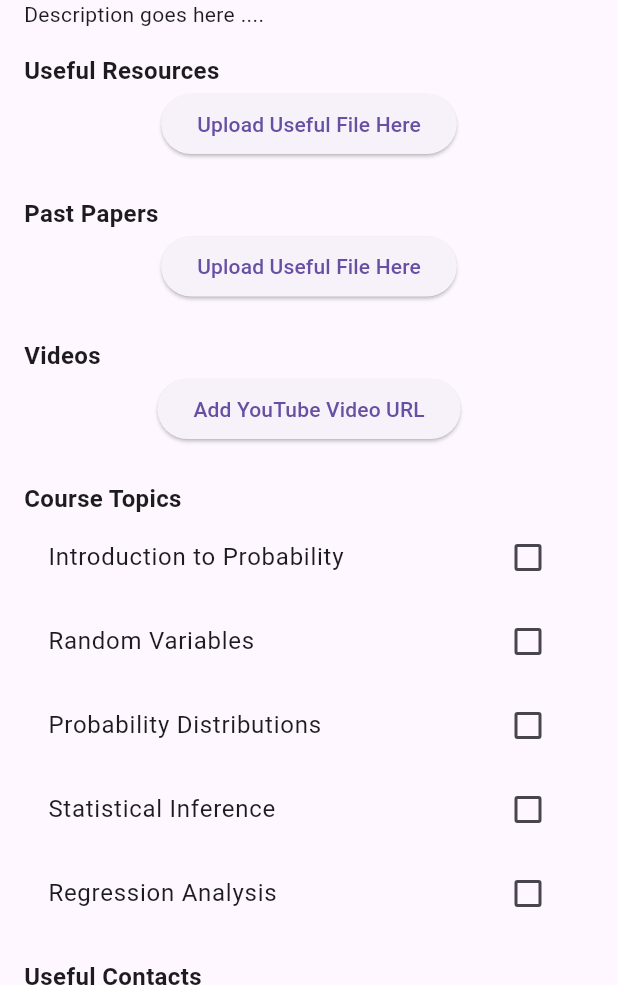
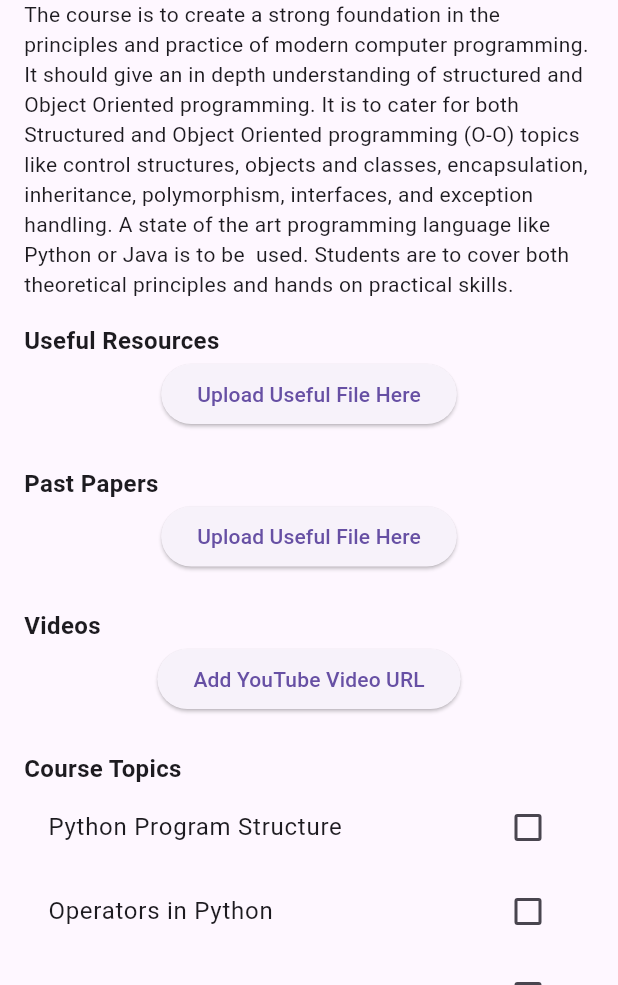
Before and after one commit to MartinWilliamBusinge/virtuallearningapp, a Flutter app: the OOPPage screen opened directly, on a phone screen of 412 x 824 dp, the part 251-1236 px from its top. Run offline on Flutter 3.47's test engine with Material 3 defaults, Android fonts, the phone set to English and light mode, and no system bars; our stand-ins replace cloud_firestore, confetti, dio, file_picker, firebase_auth, firebase_core and 8 more; accounts and stored records are empty.

Commit message:
small course changes

```diff
--- a/lib/course_pages/communication_skills_page.dart
+++ b/lib/course_pages/communication_skills_page.dart
@@ -25,11 +25,11 @@ class _CommunicationSkillsPageState
 
   Map<String, bool> topicCompletion = {};
   List<String> topics = [
-    "Introduction to Probability",
-    "Random Variables",
-    "Probability Distributions",
-    "Statistical Inference",
-    "Regression Analysis",
+    "Aims",
+    "Learning Outcomes",
+    "Teaching and Learning Pattern",
+    "Indicative Content",
+    "The Writing Process",
   ];
 
   late Future<void> _loadTopicCompletionFuture;
@@ -291,7 +291,7 @@ class _CommunicationSkillsPageState
       children: [
         ListTile(
           title: const Text('Lecturer'),
-          subtitle: const Text('Dr. John Ngubiri'),
+          subtitle: const Text('Mrs. Katushemererwe Fildah \n '),
           trailing: const Icon(Icons.contact_phone),
           onTap: () {
             // Handle contact action
@@ -349,8 +349,8 @@ class _CommunicationSkillsPageState
                           TextStyle(fontSize: 16, fontWeight: FontWeight.bold),
                     ),
                     const Text(
-                      'Description goes here ....',
-                      style: TextStyle(fontSize: 14),
+                      'This course provides students with skills of effective communication. Emphasis is provided on communications in today’s business environment that has increasingly been shaped by Information technology. Students will be taught how to effectively communicate technical information to lay audiences using oral, written and non-verbal communication.',
+                      style: TextStyle(fontSize: 18),
                     ),
                     const SizedBox(height: 16),
                     const Text(
--- a/lib/course_pages/computer_architecture_page.dart
+++ b/lib/course_pages/computer_architecture_page.dart
@@ -25,11 +25,14 @@ class _ComputerArchitecturePageState
 
   Map<String, bool> topicCompletion = {};
   List<String> topics = [
-    "Introduction to Probability",
-    "Random Variables",
-    "Probability Distributions",
-    "Statistical Inference",
-    "Regression Analysis",
+    "Basic Concepts and Computer Evolution",
+    "Performance Issues",
+    "Number Systems",
+    "Computer Arithmetic",
+    "Digital Logic",
+    "Data Manipulation",
+    "Computer Evolution",
+    "Top Level View of Computing"
   ];
 
   late Future<void> _loadTopicCompletionFuture;
@@ -291,7 +294,7 @@ class _ComputerArchitecturePageState
       children: [
         ListTile(
           title: const Text('Lecturer'),
-          subtitle: const Text('Dr. John Ngubiri'),
+          subtitle: const Text('Mrs. Barbrah'),
           trailing: const Icon(Icons.contact_phone),
           onTap: () {
             // Handle contact action
@@ -349,7 +352,7 @@ class _ComputerArchitecturePageState
                           TextStyle(fontSize: 16, fontWeight: FontWeight.bold),
                     ),
                     const Text(
-                      'Description goes here ....',
+                      'This course introduces the logical architecture and organization of computer systems. It highlights the lower end operations in a typical computer as well as the way computers manage their resources during operation. The course opens up a student to be an informed user of the computer rather than a passive recipient of the computer services.',
                       style: TextStyle(fontSize: 14),
                     ),
                     const SizedBox(height: 16),
--- a/lib/course_pages/computer_networks_page.dart
+++ b/lib/course_pages/computer_networks_page.dart
@@ -291,7 +291,7 @@ class _ComputerNetworksPageState
       children: [
         ListTile(
           title: const Text('Lecturer'),
-          subtitle: const Text('Dr. John Ngubiri'),
+          subtitle: const Text('Mr. Tonny Bulega'),
           trailing: const Icon(Icons.contact_phone),
           onTap: () {
             // Handle contact action
--- a/lib/course_pages/data_structures_page.dart
+++ b/lib/course_pages/data_structures_page.dart
@@ -25,11 +25,11 @@ class _DataStructuresPageState
 
   Map<String, bool> topicCompletion = {};
   List<String> topics = [
-    "Introduction to Probability",
-    "Random Variables",
-    "Probability Distributions",
-    "Statistical Inference",
-    "Regression Analysis",
+    "PriorityQueuesHeaps",
+    "Sorting",
+    "StacksQueues",
+    "Algorithms",
+    "Bubble Sort",
   ];
 
   late Future<void> _loadTopicCompletionFuture;
@@ -291,7 +291,7 @@ class _DataStructuresPageState
       children: [
         ListTile(
           title: const Text('Lecturer'),
-          subtitle: const Text('Dr. John Ngubiri'),
+          subtitle: const Text('Mr.Kizito Jona & Mr. Kalyango'),
           trailing: const Icon(Icons.contact_phone),
           onTap: () {
             // Handle contact action
@@ -349,7 +349,7 @@ class _DataStructuresPageState
                           TextStyle(fontSize: 16, fontWeight: FontWeight.bold),
                     ),
                     const Text(
-                      'Description goes here ....',
+                      'The course gives students a firm foundation on data structures and algorithms. This course trains students on systematic analysis and design of algorithms. It emphasizes the marriage between data structures and algorithms that is unbreakable and how one supports the other in the efforts to produce effiently effective software solutions for civilization today.',
                       style: TextStyle(fontSize: 14),
                     ),
                     const SizedBox(height: 16),
--- a/lib/course_pages/discrete_math_page.dart
+++ b/lib/course_pages/discrete_math_page.dart
@@ -291,7 +291,7 @@ class _DiscreteMathPageState
       children: [
         ListTile(
           title: const Text('Lecturer'),
-          subtitle: const Text('Dr. John Ngubiri'),
+          subtitle: const Text('Mr. John Kizito'),
           trailing: const Icon(Icons.contact_phone),
           onTap: () {
             // Handle contact action
@@ -349,7 +349,7 @@ class _DiscreteMathPageState
                           TextStyle(fontSize: 16, fontWeight: FontWeight.bold),
                     ),
                     const Text(
-                      'Description goes here ....',
+                      'The course applies mathematics to finite or discontinuous quantities in order to master the process of problem-solving, communication, reasoning, and modeling. It gives a basic understanding of mathematical structures that are fundamentally discrete. In particular, this course is meant to introduce logic, proofs, sets, relations, functions, counting, and probability, with an',
                       style: TextStyle(fontSize: 14),
                     ),
                     const SizedBox(height: 16),
--- a/lib/course_pages/operating_systems_page.dart
+++ b/lib/course_pages/operating_systems_page.dart
@@ -25,11 +25,14 @@ class _OperatingSystemsPageState
 
   Map<String, bool> topicCompletion = {};
   List<String> topics = [
-    "Introduction to Probability",
-    "Random Variables",
-    "Probability Distributions",
-    "Statistical Inference",
-    "Regression Analysis",
+    "Introduction",
+    "Process Management",
+    "Process Synchronization",
+    "Memory Management",
+    "Files System",
+    "Security and Protection",
+    "Advanced Topics",
+    "Case Studies"
   ];
 
   late Future<void> _loadTopicCompletionFuture;
@@ -291,7 +294,7 @@ class _OperatingSystemsPageState
       children: [
         ListTile(
           title: const Text('Lecturer'),
-          subtitle: const Text('Dr. John Ngubiri'),
+          subtitle: const Text('Mr. Peter'),
           trailing: const Icon(Icons.contact_phone),
           onTap: () {
             // Handle contact action
--- a/lib/course_pages/opp_page.dart
+++ b/lib/course_pages/opp_page.dart
@@ -25,11 +25,14 @@ class _OOPPageState
 
   Map<String, bool> topicCompletion = {};
   List<String> topics = [
-    "Introduction to Probability",
-    "Random Variables",
-    "Probability Distributions",
-    "Statistical Inference",
-    "Regression Analysis",
+    "Python Program Structure",
+    "Operators in Python",
+    "Conditional Structures",
+    "Control Structures",
+    "Lists, Tuples,Sets and Dictionaries",
+    "Functions",
+    "File Management",
+
   ];
 
   late Future<void> _loadTopicCompletionFuture;
@@ -291,7 +294,7 @@ class _OOPPageState
       children: [
         ListTile(
           title: const Text('Lecturer'),
-          subtitle: const Text('Dr. John Ngubiri'),
+          subtitle: const Text('Mr.Lwomwa Joseph'),
           trailing: const Icon(Icons.contact_phone),
           onTap: () {
             // Handle contact action
@@ -349,7 +352,9 @@ class _OOPPageState
                           TextStyle(fontSize: 16, fontWeight: FontWeight.bold),
                     ),
                     const Text(
-                      'Description goes here ....',
+                      'The course is to create a strong foundation in the principles and practice of modern computer programming. It should give an in depth understanding of structured and Object Oriented programming. It is to cater for both Structured and Object Oriented programming (O-O) topics like control structures, objects and classes, encapsulation, inheritance, polymorphism, interfaces, and exception handling. A state of the art programming language like Python or Java is to be  used. Students are to cover both theoretical principles and hands on practical skills.',
+
+
                       style: TextStyle(fontSize: 14),
                     ),
                     const SizedBox(height: 16),
```
